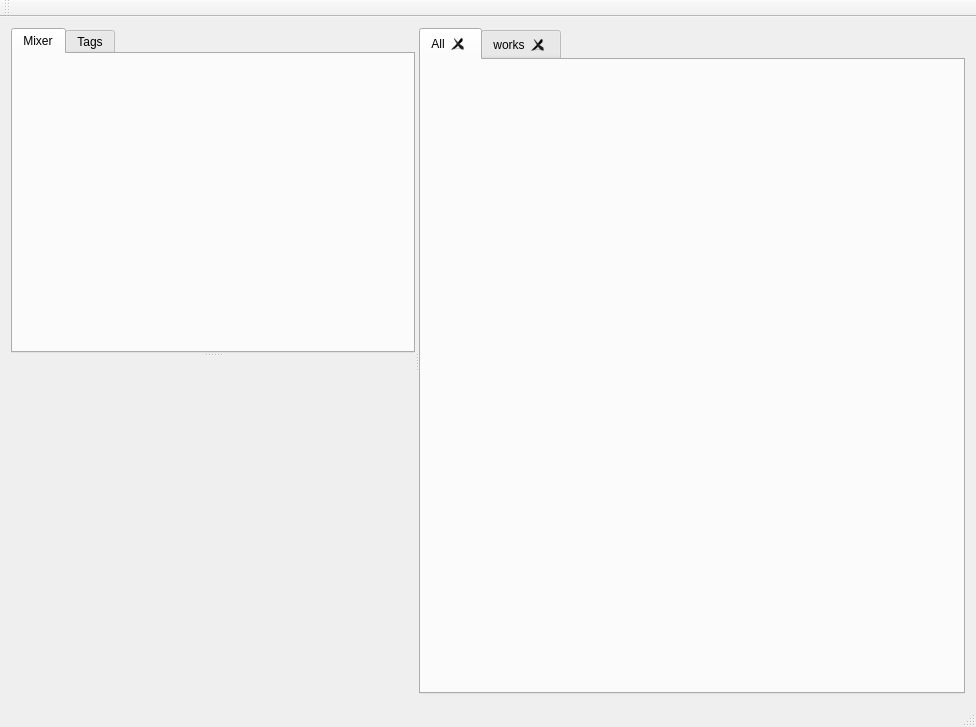
Old version of the form app/mainwindow.ui in the repository x37v/datajockey.
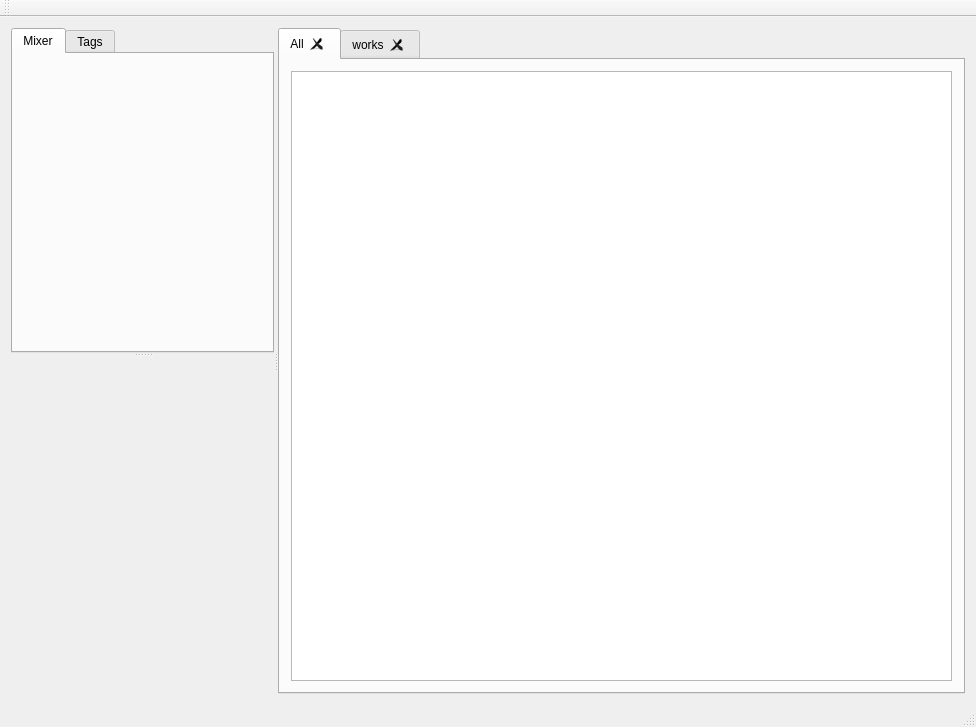
New version of the form. Custom widgets are drawn as their Qt base class.

What changed in the file:
```diff
--- a/app/mainwindow.ui
+++ b/app/mainwindow.ui
@@ -61,6 +61,11 @@
         <attribute name="title">
          <string>All</string>
         </attribute>
+        <layout class="QGridLayout" name="gridLayout_2">
+         <item row="0" column="0">
+          <widget class="WorksTableView" name="allWorks"/>
+         </item>
+        </layout>
        </widget>
        <widget class="QWidget" name="workfilter">
         <attribute name="title">
@@ -112,6 +117,11 @@
    <header>tagsview.h</header>
    <container>1</container>
   </customwidget>
+  <customwidget>
+   <class>WorksTableView</class>
+   <extends>QTableView</extends>
+   <header>workstableview.h</header>
+  </customwidget>
  </customwidgets>
  <resources/>
  <connections/>
```
Left out of the diff: 2 changed lines with no effect on the pictures.
